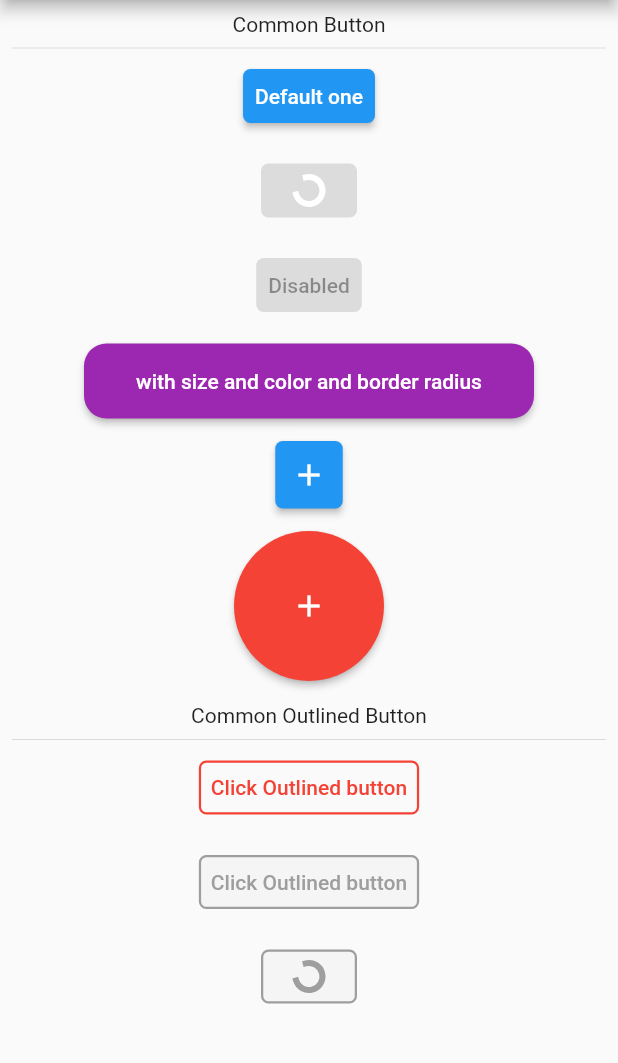
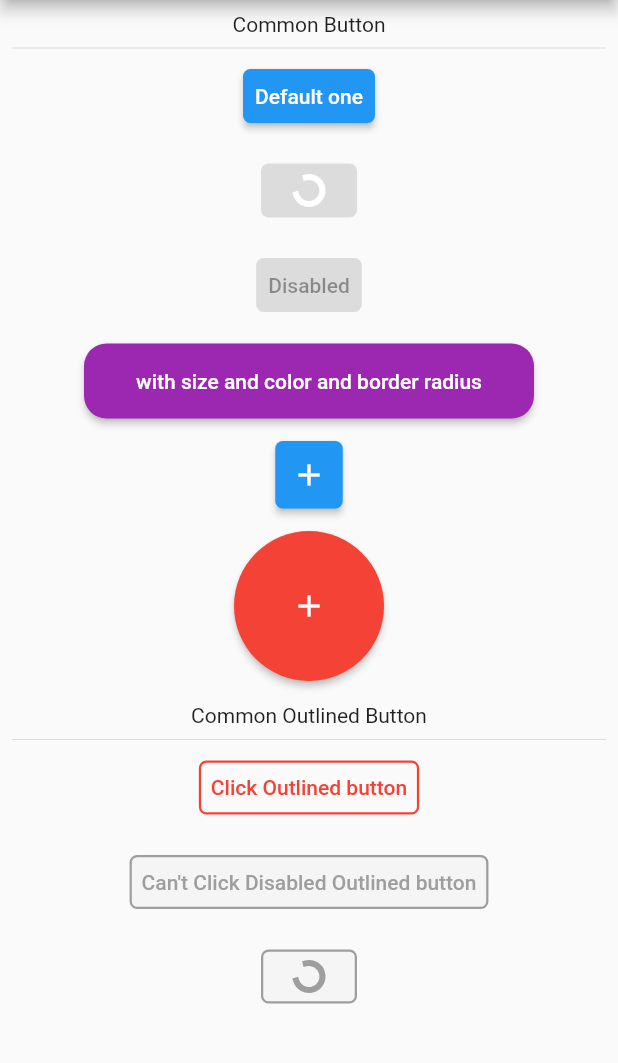
Before and after one commit to htoopyaelinn56/flutter_reusable_widgets, a Flutter app: the CommonButtonExample screen opened directly, on a phone screen of 412 x 824 dp, the part 84-1147 px from its top. Run offline on Flutter 3.47's test engine with Material 2 defaults, Android fonts, the phone set to English and light mode, and no system bars.

Commit message:
added more examples

```diff
--- a/example/lib/common_button_example.dart
+++ b/example/lib/common_button_example.dart
@@ -67,14 +67,14 @@ class CommonButtonExample extends StatelessWidget {
               const CommonOutlinedButton(
                 onSubmit: null,
                 fgColor: Colors.red,
-                child: Text('Click Outlined button'),
+                child: Text('Can\'t Click Disabled Outlined button'),
               ),
               15.vGap,
               CommonOutlinedButton(
                 onSubmit: () {},
                 isLoading: true,
                 fgColor: Colors.pink,
-                child: Text('Click Outlined button'),
+                child: const Text('Click Outlined button'),
               ),
             ],
           ),
--- a/lib/src/widgets/common_safe_area.dart
+++ b/lib/src/widgets/common_safe_area.dart
@@ -1,6 +1,7 @@
 import 'package:flutter/material.dart';
 import 'package:flutter/services.dart';
 
+//for iPhones, status bar will not black
 class CommonSafeArea extends StatelessWidget {
   const CommonSafeArea({
     super.key,
```
